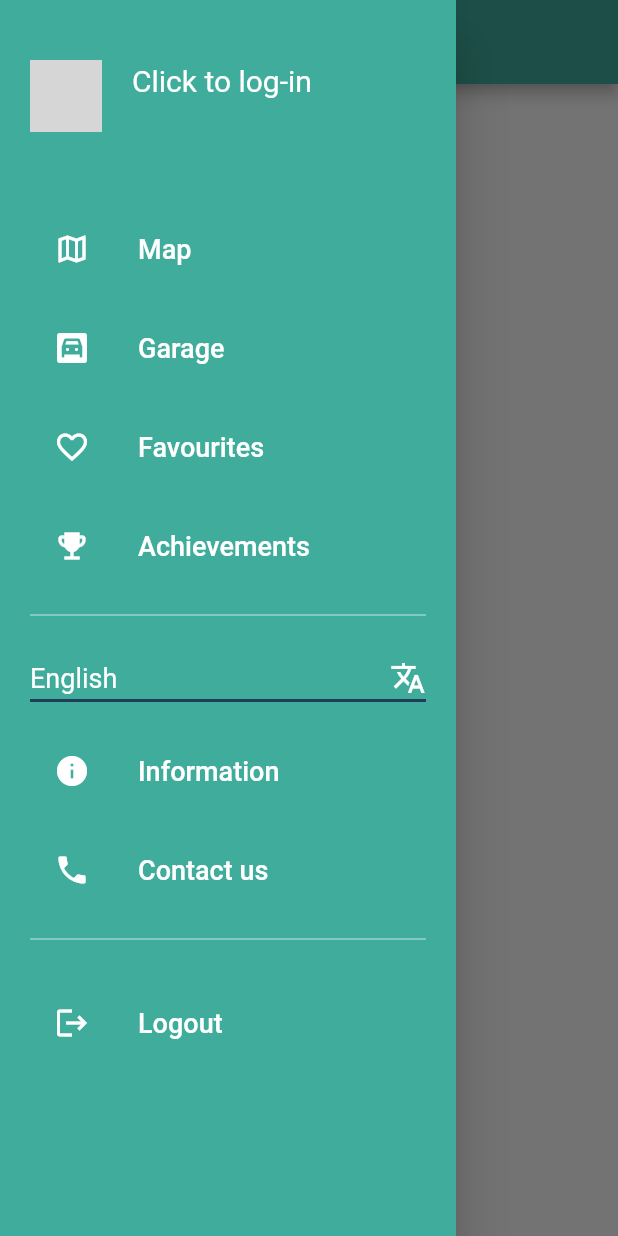
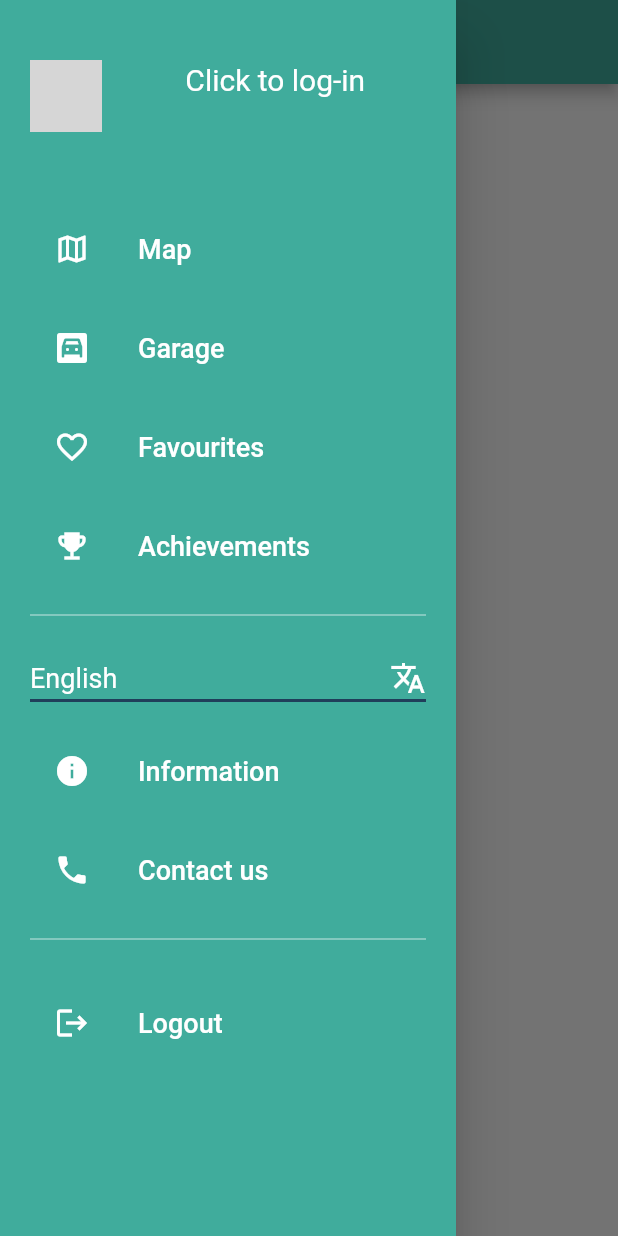
Before and after one commit to Alexandru-D6/Electrike_pes, a Flutter app: the FavouritesPage screen opened directly, with the side drawer open, on a phone screen of 412 x 824 dp. Run offline on Flutter 3.47's test engine with Material 2 defaults, Android fonts, the phone set to English and light mode, and no system bars; our stand-ins replace flutter_typeahead, get_it, google_sign_in; missing offline and left inert: checkbox_formfield, dart:js, flutter_google_maps, google_geocoding, sign_button; network calls fail; statements that could not run were skipped; grey boxes are pictures that could not be loaded.

Commit message:
Update lateral_menu_widget.dart

```diff
--- a/lib/interficie/widget/lateral_menu_widget.dart
+++ b/lib/interficie/widget/lateral_menu_widget.dart
@@ -126,22 +126,25 @@ class NavigationDrawerWidget extends StatelessWidget {
                     ctrlPresentation.signInRoutine(context);  //TODO: SIGNUP SETTER
                   },
                 ),
-              const SizedBox(width: 20),
-              Column(
-                crossAxisAlignment: CrossAxisAlignment.start,
+              const SizedBox(width: 15),
+              Expanded(
+                child: Column(
+                  crossAxisAlignment: CrossAxisAlignment.center,
                   children: [
                     Text(
                       name,
                       style: const TextStyle(fontSize: 20, color: Colors.white),
+                      textAlign: TextAlign.center,
                     ),
-                  const SizedBox(height: 4),
+                    const SizedBox(height: 6),
                     Text(
-                    email ?? "",
+                      email!,
                       style: const TextStyle(fontSize: 14, color: Colors.white),
-                  ),
+                      textAlign: TextAlign.center,
+                    )
                   ],
               ),
-              //const Spacer(),
+              ), //const Spacer(),
             ],
           ),
         ),
```
Lines whose indentation alone changed are shown as unchanged.
